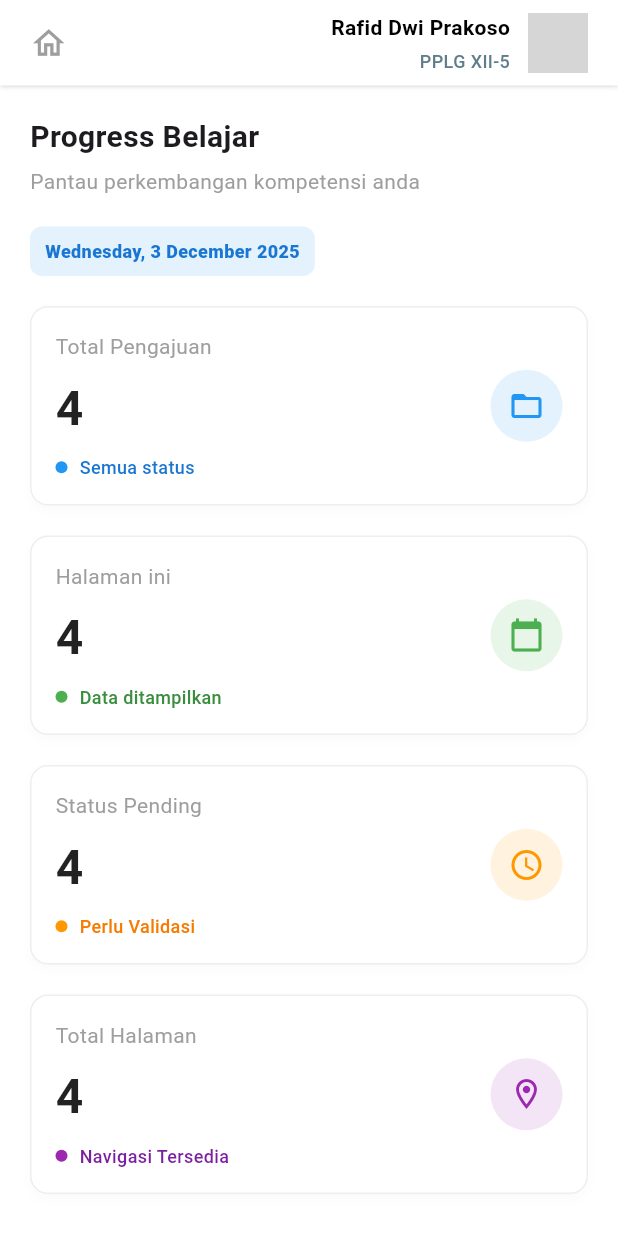
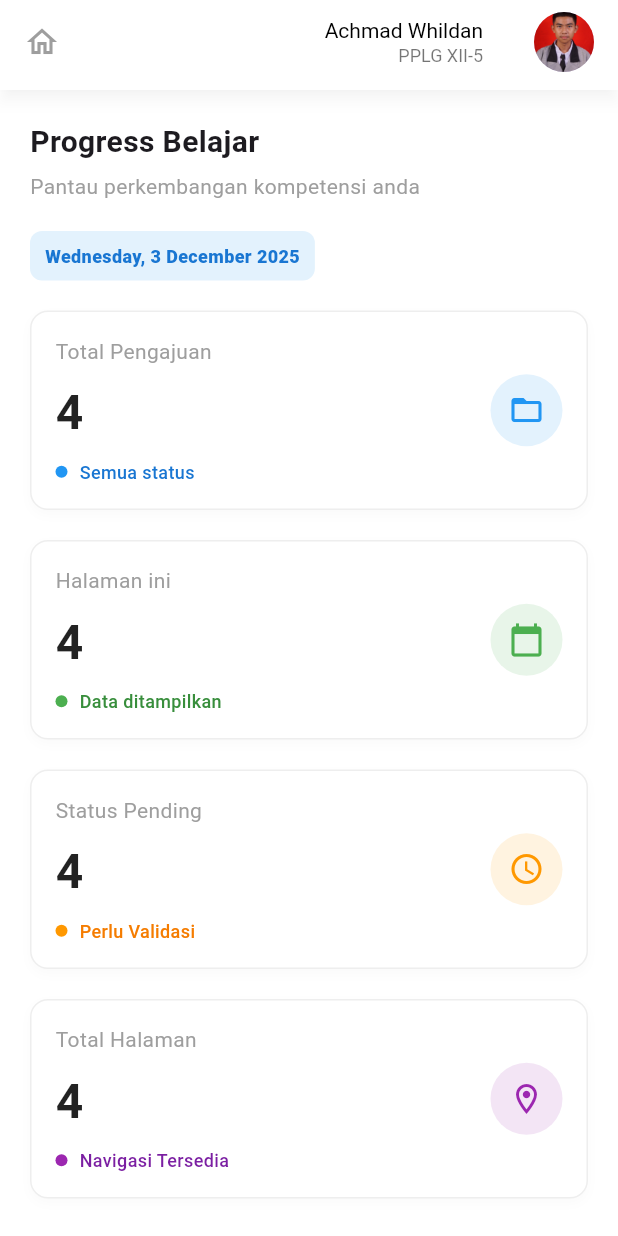
Before and after one commit to achmadwhildan/sidata_app, a Flutter app: the ProgressBelajar screen opened directly, on a phone screen of 412 x 824 dp. Run offline on Flutter 3.47's test engine with Material 3 defaults, Android fonts, the phone set to English and light mode, and no system bars; our stand-ins replace font_awesome_flutter, from_css_color, google_fonts; grey boxes are pictures that could not be loaded.

Commit message:
update terbaru2 whildan

```diff
--- a/lib/progress_belajar.dart
+++ b/lib/progress_belajar.dart
@@ -1,7 +1,8 @@
 import 'package:flutter/material.dart';
 import 'package:sidata_app/DetailProjectPage.dart';
 import 'package:sidata_app/card_progress.dart';
-import 'package:sidata_app/navbar.dart';
+// import 'package:sidata_app/navbar.dart';
+import 'package:sidata_app/widgets/appbar.dart';
 
 class ProgressBelajar extends StatelessWidget {
   const ProgressBelajar({super.key});
@@ -61,13 +62,14 @@ class ProgressBelajar extends StatelessWidget {
   Widget build(BuildContext context) {
     return Scaffold(
       backgroundColor: Colors.white,
+      appBar: AppbarPage(),
       body: Column(
         children: [
-          const HeaderProfile(
-            nama: "Rafid Dwi Prakoso",
-            kelas: "PPLG XII-5",
-            imagePath: "assets/images/gwehj.jpg",
-          ),
+          // const HeaderProfile(
+          //   nama: "Rafid Dwi Prakoso",
+          //   kelas: "PPLG XII-5",
+          //   imagePath: "assets/images/gwehj.jpg",
+          // ),
 
           Expanded(
             child: SingleChildScrollView(
```
Also changed, not shown: lib/widgets/appbar.dart (+10 -0 lines).
